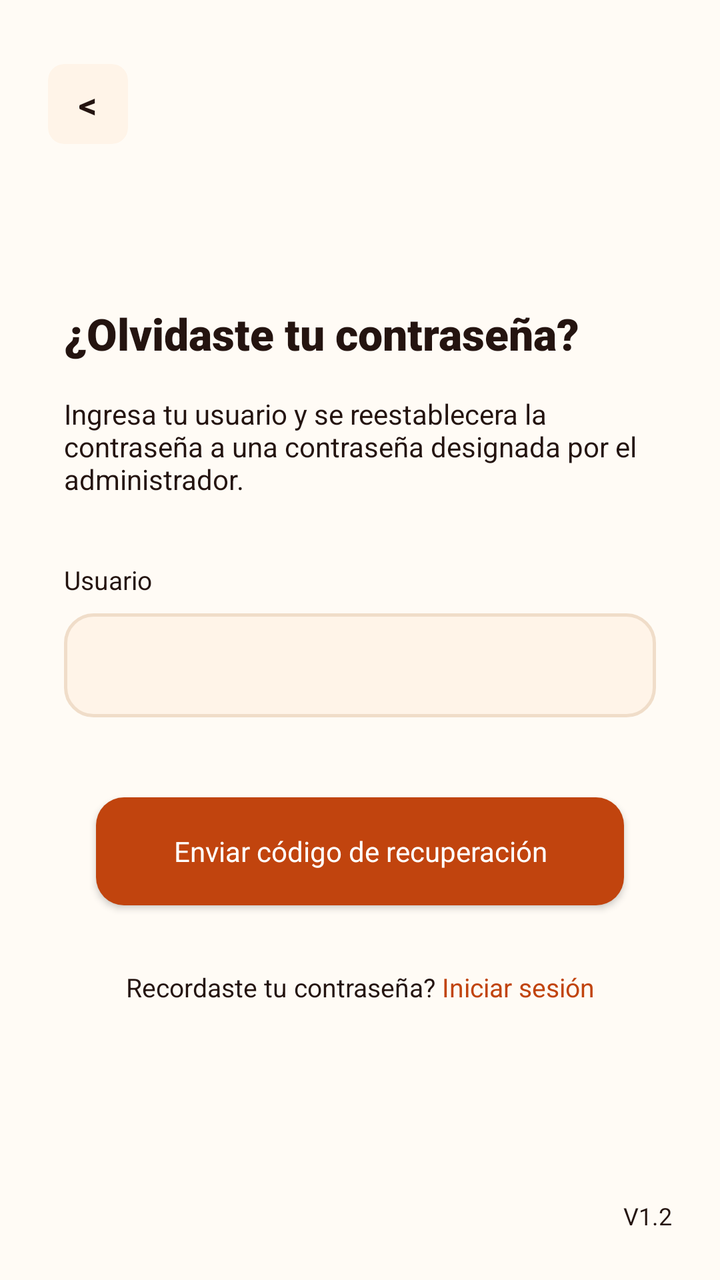
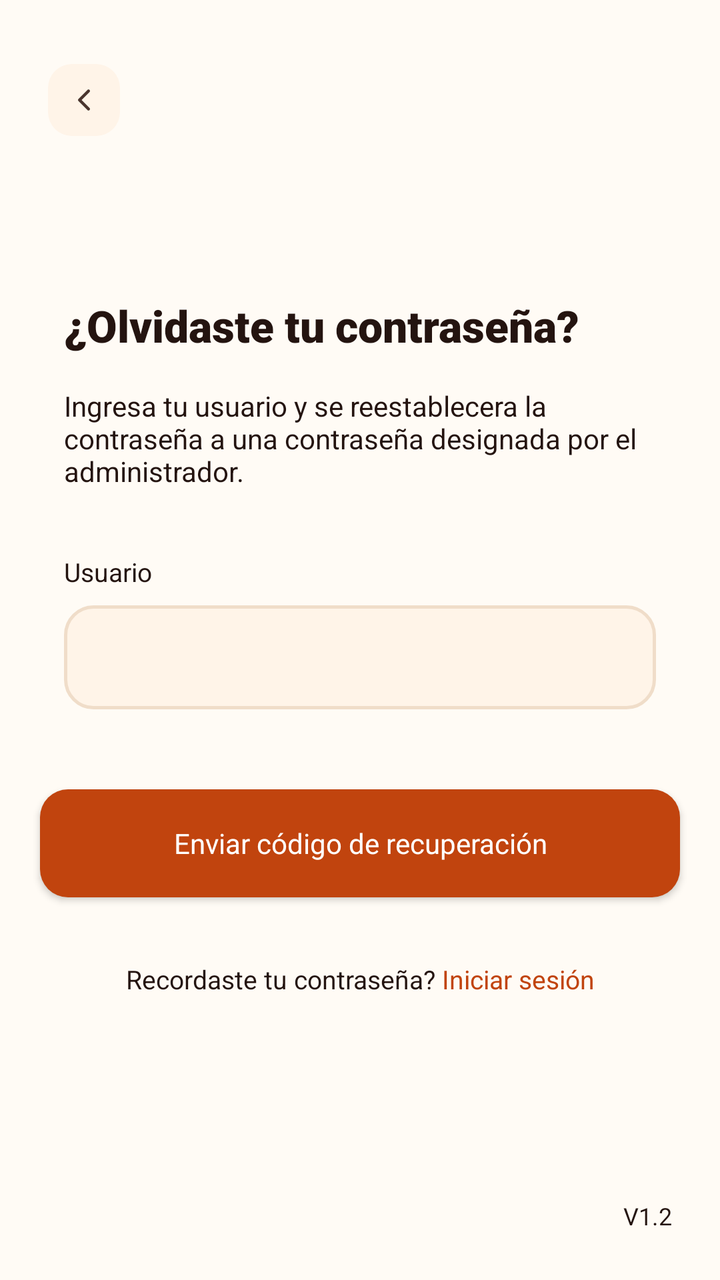

An Android layout rendered at two revisions. The XML below is the earlier revision; the diff shows what the commit changed to produce the second picture.
<!-- AndroidManifest.xml: application theme Theme.Pollogithub -->
<!-- res/layout/activity_recuperar_password.xml -->
<?xml version="1.0" encoding="utf-8"?>
<androidx.constraintlayout.widget.ConstraintLayout xmlns:android="http://schemas.android.com/apk/res/android"
    xmlns:app="http://schemas.android.com/apk/res-auto"
    xmlns:tools="http://schemas.android.com/tools"
    android:layout_width="match_parent"
    android:layout_height="match_parent"
    android:background="@color/paper_50"
    tools:context=".RecuperarPasswordActivity">

    
    <androidx.cardview.widget.CardView
        android:id="@+id/btnBack"
        android:layout_width="40dp"
        android:layout_height="40dp"
        android:layout_marginStart="24dp"
        android:layout_marginTop="32dp"
        app:cardBackgroundColor="@color/paper_100"
        app:cardCornerRadius="8dp"
        app:cardElevation="0dp"
        app:layout_constraintStart_toStartOf="parent"
        app:layout_constraintTop_toTopOf="parent">

        <TextView
            android:layout_width="match_parent"
            android:layout_height="match_parent"
            android:gravity="center"
            android:text="&lt;"
            android:textColor="@color/char_900"
            android:textSize="18sp"
            android:textStyle="bold" />
    </androidx.cardview.widget.CardView>

    
    <TextView
        android:id="@+id/tvTitle"
        android:layout_width="0dp"
        android:layout_height="wrap_content"
        android:layout_marginTop="80dp"
        android:layout_marginHorizontal="32dp"
        android:fontFamily="sans-serif-black"
        android:text="¿Olvidaste tu contraseña?"
        android:textColor="@color/char_900"
        android:textSize="22sp"
        app:layout_constraintEnd_toEndOf="parent"
        app:layout_constraintStart_toStartOf="parent"
        app:layout_constraintTop_toBottomOf="@id/btnBack" />

    
    <TextView
        android:id="@+id/tvDesc"
        android:layout_width="0dp"
        android:layout_height="wrap_content"
        android:layout_marginTop="16dp"
        android:layout_marginHorizontal="32dp"
        android:fontFamily="sans-serif"
        android:text="Ingresa tu usuario y se reestablecera la contraseña a una contraseña designada por el administrador."
        android:textColor="@color/char_900"
        android:textSize="14sp"
        app:layout_constraintEnd_toEndOf="parent"
        app:layout_constraintStart_toStartOf="parent"
        app:layout_constraintTop_toBottomOf="@id/tvTitle" />

    
    <TextView
        android:id="@+id/lblUser"
        android:layout_width="wrap_content"
        android:layout_height="wrap_content"
        android:layout_marginTop="32dp"
        android:layout_marginStart="32dp"
        android:fontFamily="sans-serif-bold"
        android:text="Usuario"
        android:textColor="@color/char_900"
        android:textSize="13sp"
        app:layout_constraintStart_toStartOf="parent"
        app:layout_constraintTop_toBottomOf="@id/tvDesc" />

    
    <EditText
        android:id="@+id/etUser"
        android:layout_width="0dp"
        android:layout_height="52dp"
        android:layout_marginTop="8dp"
        android:layout_marginHorizontal="32dp"
        android:background="@drawable/bg_input_field"
        android:fontFamily="sans-serif"
        android:importantForAutofill="no"
        android:inputType="textPersonName"
        android:paddingHorizontal="16dp"
        android:textColor="@color/char_900"
        android:textSize="15sp"
        app:layout_constraintEnd_toEndOf="parent"
        app:layout_constraintStart_toStartOf="parent"
        app:layout_constraintTop_toBottomOf="@id/lblUser" />

    
    <androidx.appcompat.widget.AppCompatButton
        android:id="@+id/btnSendCode"
        android:layout_width="0dp"
        android:layout_height="54dp"
        android:layout_marginTop="40dp"
        android:layout_marginHorizontal="48dp"
        android:background="@drawable/bg_button_primary"
        android:fontFamily="sans-serif-bold"
        android:text="Enviar código de recuperación"
        android:textAllCaps="false"
        android:textColor="@color/white"
        android:textSize="14sp"
        app:layout_constraintEnd_toEndOf="parent"
        app:layout_constraintStart_toStartOf="parent"
        app:layout_constraintTop_toBottomOf="@id/etUser" />

    
    <LinearLayout
        android:layout_width="wrap_content"
        android:layout_height="wrap_content"
        android:layout_marginTop="32dp"
        android:orientation="horizontal"
        app:layout_constraintEnd_toEndOf="parent"
        app:layout_constraintStart_toStartOf="parent"
        app:layout_constraintTop_toBottomOf="@id/btnSendCode">

        <TextView
            android:layout_width="wrap_content"
            android:layout_height="wrap_content"
            android:fontFamily="sans-serif"
            android:text="Recordaste tu contraseña? "
            android:textColor="@color/char_900"
            android:textSize="13sp" />

        <TextView
            android:id="@+id/tvLogin"
            android:layout_width="wrap_content"
            android:layout_height="wrap_content"
            android:fontFamily="sans-serif-bold"
            android:text="Iniciar sesión"
            android:textColor="@color/ember_600"
            android:textSize="13sp" />
    </LinearLayout>

    <TextView
        android:layout_width="wrap_content"
        android:layout_height="wrap_content"
        android:layout_margin="24dp"
        android:text="V1.2"
        android:textColor="@color/char_900"
        android:textSize="12sp"
        app:layout_constraintBottom_toBottomOf="parent"
        app:layout_constraintEnd_toEndOf="parent" />

</androidx.constraintlayout.widget.ConstraintLayout>
<!-- resources referenced by this layout -->
<resources>
  <color name="char_900">#241410</color>
  <color name="ember_600">#C1440E</color>
  <color name="paper_100">#FFF4E8</color>
  <color name="paper_50">#FFFBF5</color>
  <color name="white">#FFFFFFFF</color>
  <!-- drawable bg_button_primary (drawable) -->
  <?xml version="1.0" encoding="utf-8"?>
  <ripple xmlns:android="http://schemas.android.com/apk/res/android"
      android:color="#33FFFFFF">
      <item>
          <shape android:shape="rectangle">
              <solid android:color="@color/ember_600" />
              <corners android:radius="14dp" />
          </shape>
      </item>
  </ripple>
  <!-- drawable bg_input_field (drawable) -->
  <?xml version="1.0" encoding="utf-8"?>
  <shape xmlns:android="http://schemas.android.com/apk/res/android"
      android:shape="rectangle">
      <solid android:color="@color/paper_100" />
      <stroke
          android:width="1.5dp"
          android:color="@color/line_color" />
      <corners android:radius="14dp" />
  </shape>
  <style name="Theme.Pollogithub" parent="Base.Theme.Pollogithub" />
  <color name="line_color">#F0DDC9</color>
  <style name="Base.Theme.Pollogithub" parent="Theme.Material3.DayNight.NoActionBar">
          <item name="android:windowBackground">@color/paper_50</item>
          <item name="android:statusBarColor">@android:color/transparent</item>
          <item name="android:navigationBarColor">@color/white</item>
          <item name="android:windowLightStatusBar">true</item>
          <item name="android:windowLightNavigationBar">true</item>
      </style>
</resources>

<!-- the commit's change to res/layout/activity_recuperar_password.xml (unified diff, before → after) -->
@@ -8,27 +8,17 @@
     tools:context=".RecuperarPasswordActivity">
 
     
-    <androidx.cardview.widget.CardView
+    <ImageButton
         android:id="@+id/btnBack"
-        android:layout_width="40dp"
-        android:layout_height="40dp"
+        android:layout_width="36dp"
+        android:layout_height="36dp"
         android:layout_marginStart="24dp"
         android:layout_marginTop="32dp"
-        app:cardBackgroundColor="@color/paper_100"
-        app:cardCornerRadius="8dp"
-        app:cardElevation="0dp"
+        android:background="@drawable/bg_back_btn"
+        android:contentDescription="Volver"
+        android:src="@drawable/ic_back_arrow"
         app:layout_constraintStart_toStartOf="parent"
-        app:layout_constraintTop_toTopOf="parent">
-
-        <TextView
-            android:layout_width="match_parent"
-            android:layout_height="match_parent"
-            android:gravity="center"
-            android:text="&lt;"
-            android:textColor="@color/char_900"
-            android:textSize="18sp"
-            android:textStyle="bold" />
-    </androidx.cardview.widget.CardView>
+        app:layout_constraintTop_toTopOf="parent" />
 
     
     <TextView
@@ -98,7 +88,7 @@
         android:layout_width="0dp"
         android:layout_height="54dp"
         android:layout_marginTop="40dp"
-        android:layout_marginHorizontal="48dp"
+        android:layout_marginHorizontal="20dp"
         android:background="@drawable/bg_button_primary"
         android:fontFamily="sans-serif-bold"
         android:text="Enviar código de recuperación"
<!-- resource entries referenced after the edit -->
@@ -5,6 +5,17 @@
   <color name="paper_100">#FFF4E8</color>
   <color name="paper_50">#FFFBF5</color>
   <color name="white">#FFFFFFFF</color>
+  <!-- drawable bg_back_btn (drawable) -->
+  <?xml version="1.0" encoding="utf-8"?>
+  <ripple xmlns:android="http://schemas.android.com/apk/res/android"
+      android:color="#1AE8590C">
+      <item>
+          <shape android:shape="rectangle">
+              <solid android:color="@color/paper_100" />
+              <corners android:radius="12dp" />
+          </shape>
+      </item>
+  </ripple>
   <!-- drawable bg_button_primary (drawable) -->
   <?xml version="1.0" encoding="utf-8"?>
   <ripple xmlns:android="http://schemas.android.com/apk/res/android"
@@ -26,6 +37,20 @@
           android:color="@color/line_color" />
       <corners android:radius="14dp" />
   </shape>
+  <!-- drawable ic_back_arrow (drawable) -->
+  <?xml version="1.0" encoding="utf-8"?>
+  <vector xmlns:android="http://schemas.android.com/apk/res/android"
+      android:width="18dp"
+      android:height="18dp"
+      android:viewportWidth="24"
+      android:viewportHeight="24">
+      <path
+          android:pathData="M15,18l-6,-6l6,-6"
+          android:strokeColor="#4A352E"
+          android:strokeWidth="2"
+          android:strokeLineCap="round"
+          android:strokeLineJoin="round"/>
+  </vector>
   <style name="Theme.Pollogithub" parent="Base.Theme.Pollogithub" />
   <color name="line_color">#F0DDC9</color>
   <style name="Base.Theme.Pollogithub" parent="Theme.Material3.DayNight.NoActionBar">
